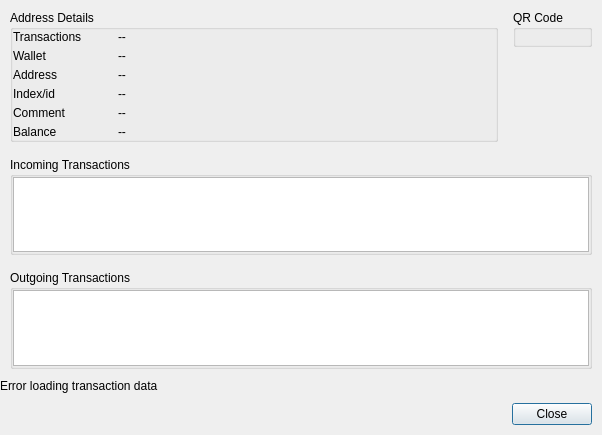
The window that BlockSettleUILib/AddressDetailDialog.ui (BlockSettle/terminal) describes before a commit, drawn with Qt 5.
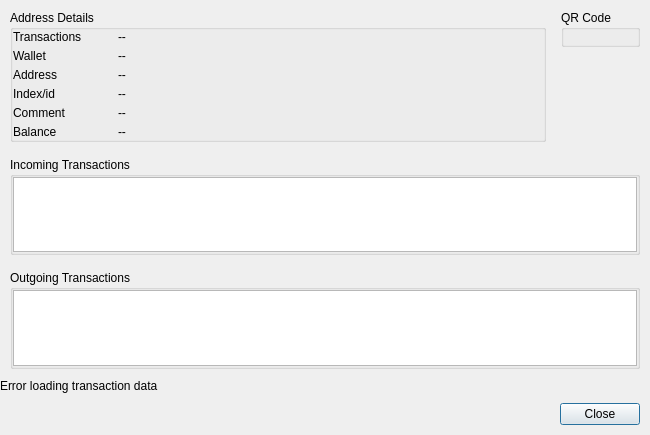
The same window after the commit.

Commit message:
Added hash column to address details.
Task-number: BST-1368

What changed in the file:
```diff
--- a/BlockSettleUILib/AddressDetailDialog.ui
+++ b/BlockSettleUILib/AddressDetailDialog.ui
@@ -6,7 +6,7 @@
    <rect>
     <x>0</x>
     <y>0</y>
-    <width>602</width>
+    <width>650</width>
     <height>435</height>
    </rect>
   </property>
```
The commit also changes 2 other files.
